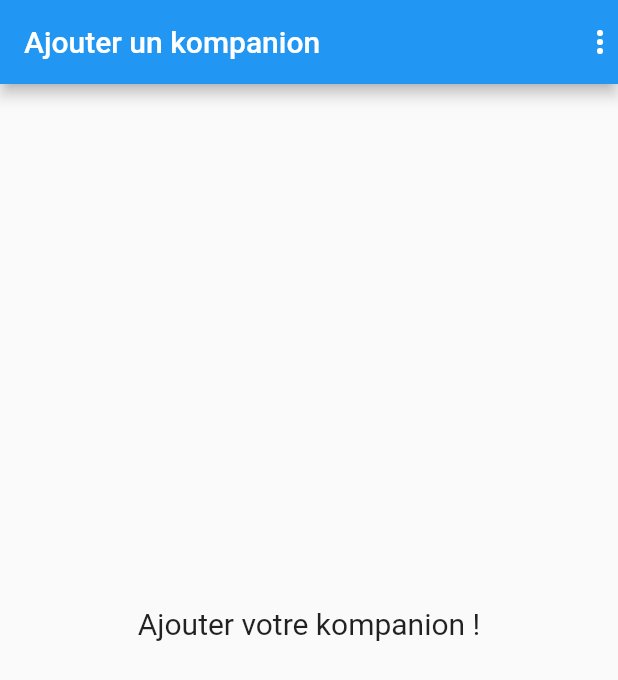
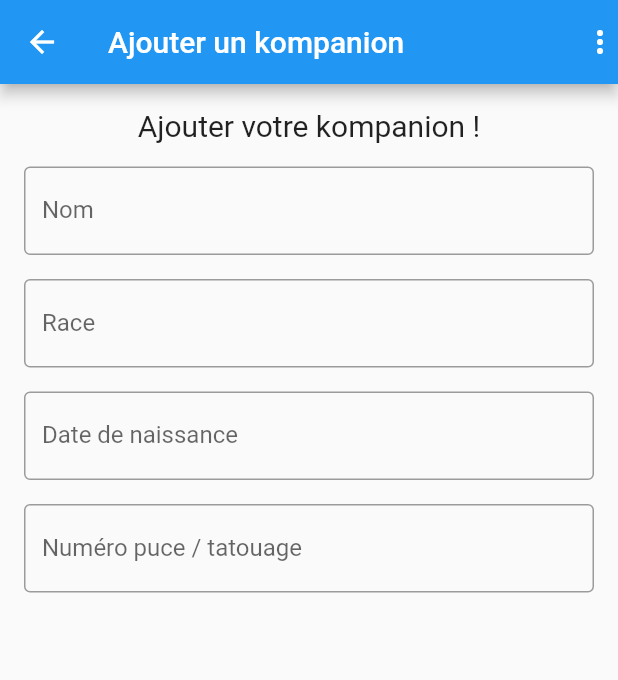
Before and after one commit to FabienLacorre/Kompanions, a Flutter app: the screen it shows after launch, after a tap on "Ajouter un kompanion", on a phone screen of 412 x 824 dp. Shown: the top 680 px of the screen. Run offline on Flutter 3.47's test engine with Material 2 defaults, Android fonts, the phone set to English and light mode, and no system bars.

Commit message:
feat: add some inputs in add kompanion page + rework padding management in home page

```diff
--- a/lib/Pages/AddKompanion.dart
+++ b/lib/Pages/AddKompanion.dart
@@ -1,6 +1,6 @@
 import 'package:flutter/material.dart';
-import 'package:kompanions/Widgets/CustomButton.dart';
 import 'package:kompanions/Widgets/CustomText.dart';
+import 'package:kompanions/Widgets/CustomTextField.dart';
 
 class AddKompanion extends StatefulWidget {
   AddKompanion({Key? key}) : super(key: key);
@@ -23,15 +23,26 @@ class _AddKompanion extends State<AddKompanion> {
         ],
         title: Text("Ajouter un kompanion"),
       ),
-      body: Center(
+      body: Container(
         child: SingleChildScrollView(
             scrollDirection: Axis.vertical,
-            child: Column(
-              children: [
-                CustomText(content: "Ajouter votre kompanion !"),
-                Padding(padding: EdgeInsets.all(16), child: null),
-                SizedBox(height: 16),
-              ],
+            child: Padding(
+              padding: EdgeInsets.all(16),
+              child: Column(
+                children: [
+                  CustomText(content: "Ajouter votre kompanion !"),
+                  SizedBox(height: 16),
+                  CustomTextField(placeHolder: "Nom"),
+                  SizedBox(height: 16),
+                  CustomTextField(placeHolder: "Race"),
+                  SizedBox(height: 16),
+                  CustomTextField(placeHolder: "Date de naissance"),
+                  SizedBox(height: 16),
+                  CustomTextField(placeHolder: "Numéro puce / tatouage"),
+                  SizedBox(height: 16),
+                  SizedBox(height: 16),
+                ],
+              ),
             )),
       ),
     );
--- a/lib/Pages/Home.dart
+++ b/lib/Pages/Home.dart
@@ -12,7 +12,7 @@ class Home extends StatefulWidget {
 class _Home extends State<Home> {
   handlerAddNewKompanion() {
     Route route = MaterialPageRoute(builder: (context) => AddKompanion());
-    Navigator.pushReplacement(context, route);
+    Navigator.push(context, route);
   }
 
   @override
@@ -27,37 +27,29 @@ class _Home extends State<Home> {
       body: Center(
         child: SingleChildScrollView(
             scrollDirection: Axis.vertical,
-            child: Column(
-              children: [
-                Padding(
-                    padding: EdgeInsets.all(16),
-                    child: CustomButton(
-                      content: "Ajouter un kompanion",
-                      handler: this.handlerAddNewKompanion,
-                    )),
-                SizedBox(height: 16),
-                Padding(
-                  padding: EdgeInsets.only(left: 16, right: 16, bottom: 16),
-                  child: KompanionCard(
+            child: Padding(
+              padding: EdgeInsets.all(16),
+              child: Column(
+                children: [
+                  CustomButton(
+                    content: "Ajouter un kompanion",
+                    handler: this.handlerAddNewKompanion,
+                  ),
+                  SizedBox(height: 8),
+                  KompanionCard(
                       title: "Capuche",
                       subtitle: "Lapin bélier",
                       photoSrc: "assets/capuche.jpg"),
-                ),
-                Padding(
-                  padding: EdgeInsets.only(left: 16, right: 16, bottom: 16),
-                  child: KompanionCard(
+                  KompanionCard(
                       title: "Hoddie",
                       subtitle: "Chat Européen",
                       photoSrc: "assets/hoddie.jpg"),
-                ),
-                Padding(
-                  padding: EdgeInsets.only(left: 16, right: 16, bottom: 16),
-                  child: KompanionCard(
+                  KompanionCard(
                       title: "P'tit pote",
                       subtitle: "Poisson rouge",
                       photoSrc: "assets/ptipote.jpg"),
-                ),
-              ],
+                ],
+              ),
             )),
       ),
     );
```
